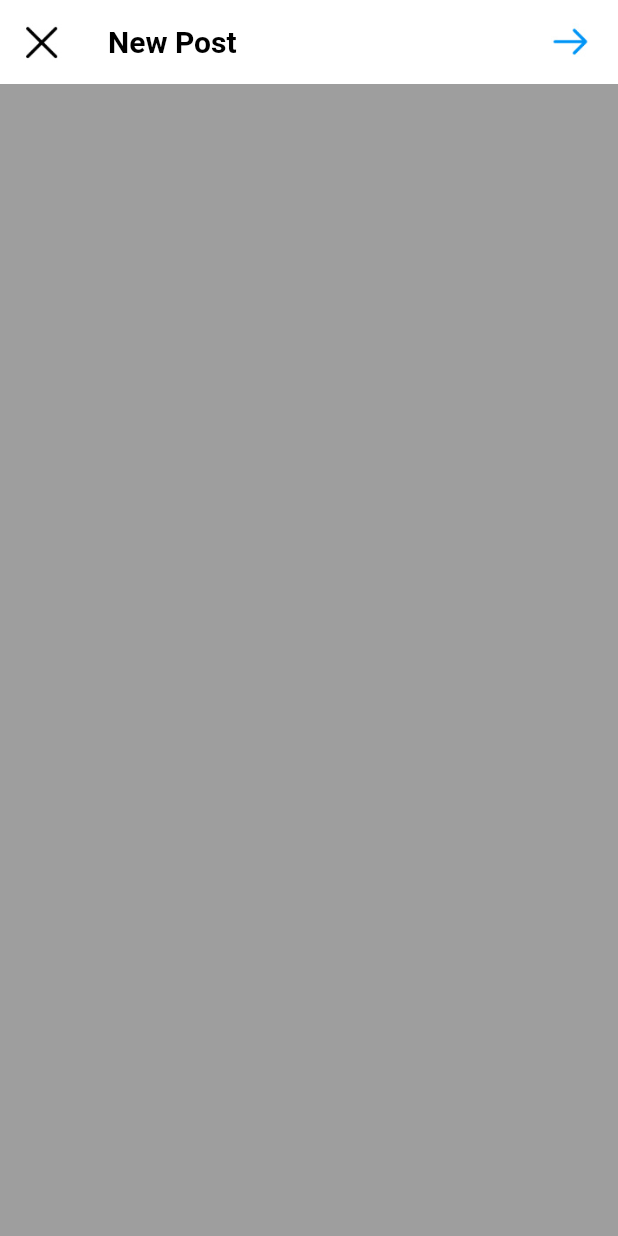
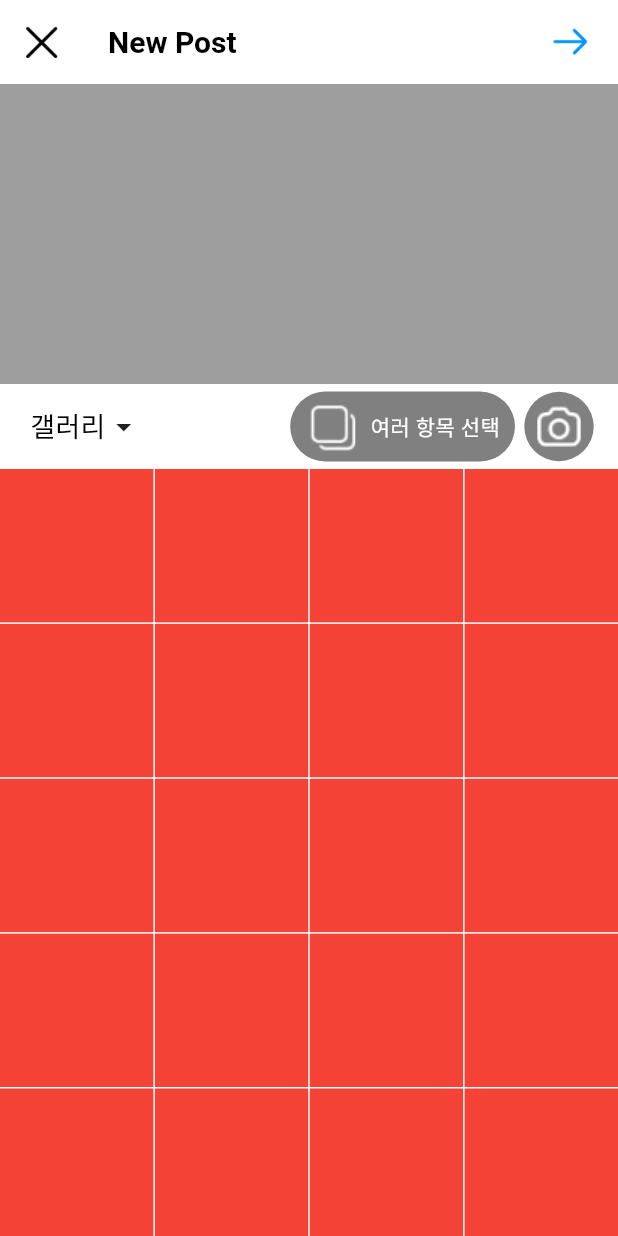
Before and after one commit to dpfprtus/Flutter_Insta_Clone, a Flutter app: the screen it shows after launch, item 3 of the bottom bar chosen, on a phone screen of 412 x 824 dp. Run offline on Flutter 3.47's test engine with Material 3 defaults, Android fonts, the phone set to English and light mode, and no system bars; our stand-ins replace cached_network_image, expandable_text, get; network calls fail.

Commit message:
[FEAT] 업로드 Layout

```diff
--- a/lib/src/pages/upload.dart
+++ b/lib/src/pages/upload.dart
@@ -8,13 +8,89 @@ class Upload extends StatelessWidget {
   Widget _imagePreview() {
     return Container(
       width: Get.width,
-      height: Get.height,
+      height: 200,
       color: Colors.grey,
     );
   }
 
   Widget _header() {
-    return Container();
+    return Padding(
+      padding: const EdgeInsets.symmetric(horizontal: 15, vertical: 5),
+      child: Row(
+        mainAxisAlignment: MainAxisAlignment.spaceBetween,
+        children: [
+          const Padding(
+            padding: EdgeInsets.all(5.0),
+            child: Row(
+              children: [
+                Text(
+                  '갤러리',
+                  style: TextStyle(
+                    color: Colors.black,
+                    fontSize: 18,
+                  ),
+                ),
+                Icon(Icons.arrow_drop_down),
+              ],
+            ),
+          ),
+          Row(
+            children: [
+              Container(
+                padding:
+                    const EdgeInsets.symmetric(vertical: 5, horizontal: 10),
+                decoration: BoxDecoration(
+                    color: const Color(0xff808080),
+                    borderRadius: BorderRadius.circular(30)),
+                child: Row(children: [
+                  ImageData(IconPath.imageSelectIcon),
+                  const SizedBox(
+                    width: 7,
+                  ),
+                  const Text(
+                    '여러 항목 선택',
+                    style: TextStyle(
+                      color: Colors.white,
+                      fontSize: 14,
+                    ),
+                  )
+                ]),
+              ),
+              const SizedBox(
+                width: 5,
+              ),
+              Container(
+                padding: const EdgeInsets.all(6),
+                decoration: const BoxDecoration(
+                  shape: BoxShape.circle,
+                  color: Color(0xff808080),
+                ),
+                child: ImageData(IconPath.cameraIcon),
+              )
+            ],
+          )
+        ],
+      ),
+    );
+  }
+
+  Widget _imageSelectList() {
+    return GridView.builder(
+        //상위 위젯과 스크롤이 겹쳐 오류가 나기 때문에 GridView의 스크롤 기능 정지
+        physics: const NeverScrollableScrollPhysics(),
+        shrinkWrap: true,
+        gridDelegate: const SliverGridDelegateWithFixedCrossAxisCount(
+          crossAxisCount: 4,
+          mainAxisSpacing: 1,
+          crossAxisSpacing: 1,
+          childAspectRatio: 1,
+        ),
+        itemCount: 100,
+        itemBuilder: (BuildContext context, int index) {
+          return Container(
+            color: Colors.red,
+          );
+        });
   }
 
   @override
@@ -58,7 +134,7 @@ class Upload extends StatelessWidget {
         child: Column(children: [
           _imagePreview(),
           _header(),
-          // _imageSelectList(),
+          _imageSelectList(),
         ]),
       ),
     );
```
